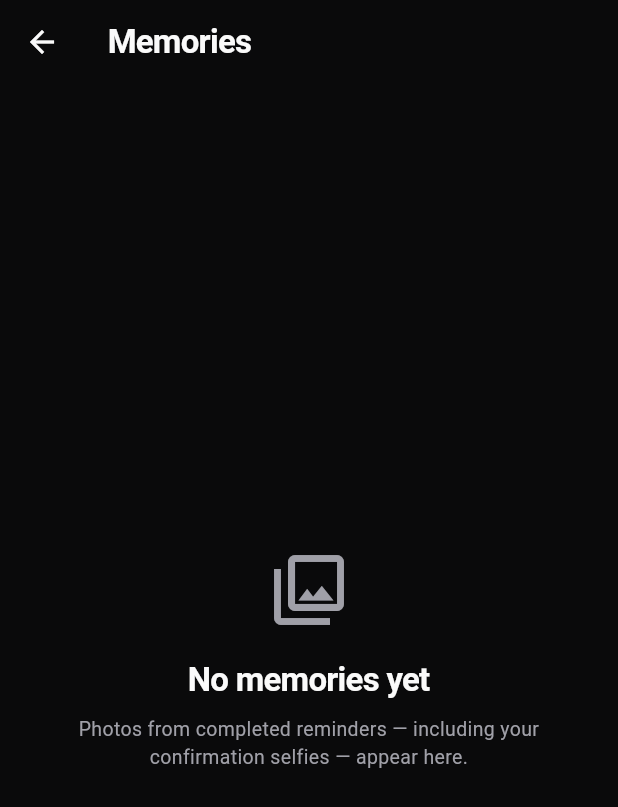
After one commit to Hassanlight/MeMoRing-app, a Flutter app: the MemoriesScreen screen opened by its route, on a phone screen of 412 x 824 dp. The commit adds this screen. Shown: the top 807 px of the screen. Run offline on Flutter 3.47's test engine with Material 3 defaults, Android fonts, the phone set to English and light mode, and no system bars; our stand-ins replace adhan, flutter_local_notifications, flutter_riverpod, go_router, google_mobile_ads, image_picker and 3 more; missing offline and left inert: google_mlkit_image_labeling; accounts and stored records are empty.

Commit message:
feat: Memories gallery, inescapable selfie alert (back blocked), big bright alert text + expanded notification

```diff
--- a/lib/app/router/app_router.dart
+++ b/lib/app/router/app_router.dart
@@ -6,6 +6,7 @@ import 'package:go_router/go_router.dart';
 import 'package:memoring/features/alert/presentation/full_screen_alert.dart';
 import 'package:memoring/features/analytics/presentation/analytics_screen.dart';
 import 'package:memoring/features/assistant/presentation/chat_screen.dart';
+import 'package:memoring/features/memories/presentation/memories_screen.dart';
 import 'package:memoring/features/onboarding/presentation/onboarding_screen.dart';
 import 'package:memoring/features/reminders/presentation/home_screen.dart';
 import 'package:memoring/features/reminders/presentation/reminder_detail_screen.dart';
@@ -31,6 +32,7 @@ GoRouter _buildRouter() {
             ReminderDetailScreen(id: state.pathParameters['id']!),
       ),
       GoRoute(path: '/analytics', builder: (_, __) => const AnalyticsScreen()),
+      GoRoute(path: '/memories', builder: (_, __) => const MemoriesScreen()),
       GoRoute(path: '/settings', builder: (_, __) => const SettingsScreen()),
       GoRoute(
         path: '/alert/:id',
--- a/lib/features/assistant/presentation/chat_screen.dart
+++ b/lib/features/assistant/presentation/chat_screen.dart
@@ -182,6 +182,12 @@ class _ChatScreenState extends ConsumerState<ChatScreen> {
       appBar: AppBar(
         title: const Text('Memoring', style: AppTypography.heading),
         actions: [
+          IconButton(
+            tooltip: 'Memories',
+            onPressed: () => context.push('/memories'),
+            icon: const Icon(Icons.photo_library_outlined,
+                color: AppColors.mutedWhite),
+          ),
           IconButton(
             tooltip: 'Insights',
             onPressed: () => context.push('/analytics'),
--- /dev/null
+++ b/lib/features/memories/presentation/memories_screen.dart
@@ -0,0 +1,136 @@
+/// Memories — every completed reminder that has a photo (confirmation selfies
+/// and attachments), newest first, so users can look back on what they did.
+library;
+
+import 'dart:io';
+
+import 'package:flutter/material.dart';
+import 'package:flutter_riverpod/flutter_riverpod.dart';
+import 'package:go_router/go_router.dart';
+import 'package:memoring/app/theme/app_colors.dart';
+import 'package:memoring/app/theme/app_spacing.dart';
+import 'package:memoring/app/theme/app_typography.dart';
+import 'package:memoring/core/time_format.dart';
+import 'package:memoring/features/reminders/domain/reminder.dart';
+import 'package:memoring/features/reminders/presentation/reminders_controller.dart';
+
+class MemoriesScreen extends ConsumerWidget {
+  const MemoriesScreen({super.key});
+
+  @override
+  Widget build(BuildContext context, WidgetRef ref) {
+    final remindersAsync = ref.watch(remindersProvider);
+
+    return Scaffold(
+      appBar: AppBar(
+        leading: IconButton(
+          onPressed: () => context.pop(),
+          icon: const Icon(Icons.arrow_back, color: AppColors.shinyWhite),
+        ),
+        title: const Text('Memories', style: AppTypography.heading),
+      ),
+      body: SafeArea(
+        child: remindersAsync.when(
+          loading: () => const Center(
+            child: CircularProgressIndicator(color: AppColors.mutedWhite),
+          ),
+          error: (_, __) =>
+              const Center(child: Text("Couldn't load memories")),
+          data: (reminders) {
+            final memories = reminders
+                .where((r) =>
+                    r.isCompleted &&
+                    r.imagePath != null &&
+                    File(r.imagePath!).existsSync())
+                .toList()
+              ..sort((a, b) => (b.completedAt ?? b.fireAt)
+                  .compareTo(a.completedAt ?? a.fireAt));
+
+            if (memories.isEmpty) {
+              return Center(
+                child: Padding(
+                  padding: const EdgeInsets.all(AppSpacing.xl),
+                  child: Column(
+                    mainAxisSize: MainAxisSize.min,
+                    children: [
+                      const Icon(Icons.photo_library_outlined,
+                          size: 56, color: AppColors.mutedWhite),
+                      const SizedBox(height: AppSpacing.lg),
+                      Text('No memories yet', style: AppTypography.heading),
+                      const SizedBox(height: AppSpacing.sm),
+                      Text(
+                        'Photos from completed reminders — including your '
+                        'confirmation selfies — appear here.',
+                        style: AppTypography.caption,
+                        textAlign: TextAlign.center,
+                      ),
+                    ],
+                  ),
+                ),
+              );
+            }
+
+            return GridView.builder(
+              padding: const EdgeInsets.all(AppSpacing.screen),
+              gridDelegate: const SliverGridDelegateWithFixedCrossAxisCount(
+                crossAxisCount: 2,
+                crossAxisSpacing: AppSpacing.md,
+                mainAxisSpacing: AppSpacing.md,
+                childAspectRatio: 0.8,
+              ),
+              itemCount: memories.length,
+              itemBuilder: (_, i) => _MemoryTile(reminder: memories[i]),
+            );
+          },
+        ),
+      ),
+    );
+  }
+}
+
+class _MemoryTile extends StatelessWidget {
+  const _MemoryTile({required this.reminder});
+  final Reminder reminder;
+
+  @override
+  Widget build(BuildContext context) {
+    final when = reminder.completedAt ?? reminder.fireAt;
+    return ClipRRect(
+      borderRadius: BorderRadius.circular(AppSpacing.radiusCard),
+      child: Stack(
+        fit: StackFit.expand,
+        children: [
+          Image.file(
+            File(reminder.imagePath!),
+            fit: BoxFit.cover,
+            cacheWidth: 480,
+          ),
+          // Caption band over the photo bottom.
+          Align(
+            alignment: Alignment.bottomCenter,
+            child: Container(
+              width: double.infinity,
+              padding: const EdgeInsets.all(AppSpacing.md),
+              color: AppColors.matteBlack.withOpacity(0.65),
+              child: Column(
+                crossAxisAlignment: CrossAxisAlignment.start,
+                mainAxisSize: MainAxisSize.min,
+                children: [
+                  Text(
+                    reminder.text,
+                    style: AppTypography.bodyMedium.copyWith(fontSize: 14),
+                    maxLines: 2,
+                    overflow: TextOverflow.ellipsis,
+                  ),
+                  const SizedBox(height: AppSpacing.xs),
+                  Text(formatWhen(when),
+                      style: AppTypography.caption.copyWith(fontSize: 11)),
+                ],
+              ),
+            ),
+          ),
+        ],
+      ),
+    );
+  }
+}
--- a/lib/shared/services/notification_service.dart
+++ b/lib/shared/services/notification_service.dart
@@ -118,6 +118,7 @@ class LocalNotificationService implements NotificationService {
     required bool sound,
     ReminderIntensity intensity = ReminderIntensity.low,
     String? imagePath,
+    String bigText = '',
   }) {
     final hasImage = imagePath != null && File(imagePath).existsSync();
     // low = one tone; medium/high = loop the sound until acted on;
@@ -142,13 +143,15 @@ class LocalNotificationService implements NotificationService {
         autoCancel: !ongoing,
         additionalFlags: loops ? _insistent : null,
         largeIcon: hasImage ? FilePathAndroidBitmap(imagePath) : null,
+        // Photo reminders show the picture big; text reminders expand so the
+        // full message reads large in the notification shade.
         styleInformation: hasImage
             ? BigPictureStyleInformation(
                 FilePathAndroidBitmap(imagePath),
                 contentTitle: 'Memoring',
                 summaryText: '',
               )
-            : null,
+            : BigTextStyleInformation(bigText),
       ),
       iOS: DarwinNotificationDetails(
         presentAlert: true,
@@ -209,6 +212,7 @@ class LocalNotificationService implements NotificationService {
         sound: reminder.soundEnabled,
         intensity: reminder.intensity,
         imagePath: reminder.imagePath,
+        bigText: reminder.text,
       ),
       payload: reminder.id,
     );
```
Also changed, not shown: lib/features/alert/presentation/full_screen_alert.dart (+18 -3 lines).
